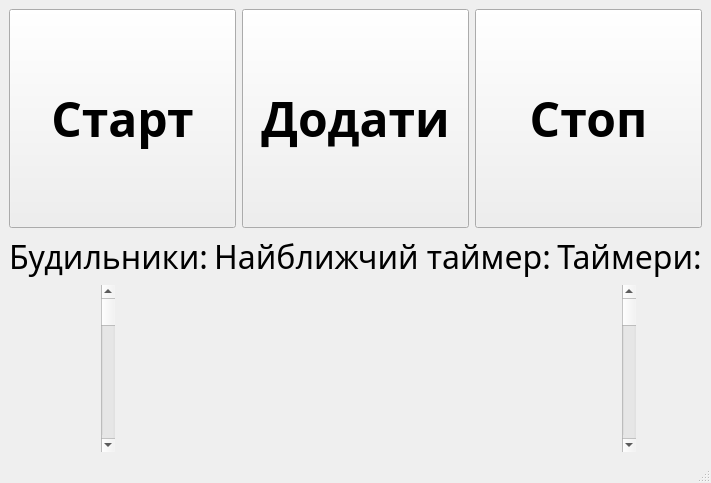
Before: the Qt Designer form 3 semester/OOOPLab2/mainwindow.ui in NaturalStupidlty/uni, drawn with Qt 5.
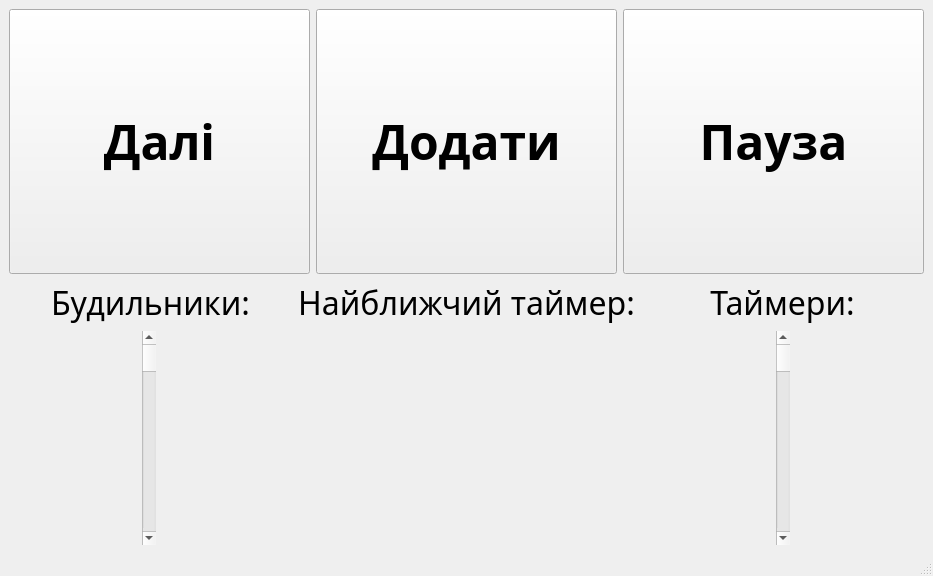
After: the same form once the commit is applied.

Commit message: trying to add multiple timers

```diff
--- a/3 semester/OOOPLab2/mainwindow.ui
+++ b/3 semester/OOOPLab2/mainwindow.ui
@@ -6,8 +6,8 @@
    <rect>
     <x>0</x>
     <y>0</y>
-    <width>705</width>
-    <height>483</height>
+    <width>933</width>
+    <height>576</height>
    </rect>
   </property>
   <property name="windowTitle">
@@ -35,7 +35,7 @@
            </font>
           </property>
           <property name="text">
-           <string>Старт</string>
+           <string>Далі</string>
           </property>
          </widget>
         </item>
@@ -75,7 +75,7 @@
            </font>
           </property>
           <property name="text">
-           <string>Стоп</string>
+           <string>Пауза</string>
           </property>
          </widget>
         </item>
@@ -84,7 +84,12 @@
       <item>
        <layout class="QHBoxLayout" name="Timers">
         <item>
-         <layout class="QVBoxLayout" name="Alarms">
+         <layout class="QVBoxLayout" name="verticalLayout_2">
+          <item>
+           <layout class="QHBoxLayout" name="horizontalLayout_4">
+            <property name="sizeConstraint">
+             <enum>QLayout::SetMinimumSize</enum>
+            </property>
           <item>
            <widget class="QLabel" name="alarms">
             <property name="sizePolicy">
@@ -108,21 +113,6 @@
            </widget>
           </item>
           <item>
-           <layout class="QHBoxLayout" name="alarmsList">
-            <item>
-             <widget class="QScrollBar" name="verticalScrollBar">
-              <property name="orientation">
-               <enum>Qt::Vertical</enum>
-              </property>
-             </widget>
-            </item>
-           </layout>
-          </item>
-         </layout>
-        </item>
-        <item>
-         <layout class="QVBoxLayout" name="nearestTimer">
-          <item>
            <widget class="QLabel" name="nearestTimerText">
             <property name="sizePolicy">
              <sizepolicy hsizetype="Preferred" vsizetype="Maximum">
@@ -145,13 +135,78 @@
            </widget>
           </item>
           <item>
+             <widget class="QLabel" name="timers">
+              <property name="sizePolicy">
+               <sizepolicy hsizetype="Preferred" vsizetype="Maximum">
+                <horstretch>0</horstretch>
+                <verstretch>0</verstretch>
+               </sizepolicy>
+              </property>
+              <property name="font">
+               <font>
+                <family>Montserrat</family>
+                <pointsize>24</pointsize>
+               </font>
+              </property>
+              <property name="text">
+               <string>Таймери:</string>
+              </property>
+              <property name="alignment">
+               <set>Qt::AlignCenter</set>
+              </property>
+             </widget>
+            </item>
+           </layout>
+          </item>
+          <item>
+           <layout class="QHBoxLayout" name="horizontalLayout">
+            <item>
+             <layout class="QVBoxLayout" name="Alarms" stretch="0">
+              <property name="sizeConstraint">
+               <enum>QLayout::SetDefaultConstraint</enum>
+              </property>
+              <property name="rightMargin">
+               <number>20</number>
+              </property>
+              <item>
+               <layout class="QHBoxLayout" name="alarmsBox">
+                <property name="sizeConstraint">
+                 <enum>QLayout::SetDefaultConstraint</enum>
+                </property>
+                <item>
+                 <layout class="QVBoxLayout" name="alarmsList"/>
+                </item>
+                <item>
+                 <widget class="QScrollBar" name="verticalScrollBar">
+                  <property name="orientation">
+                   <enum>Qt::Vertical</enum>
+                  </property>
+                 </widget>
+                </item>
+               </layout>
+              </item>
+             </layout>
+            </item>
+            <item>
+             <layout class="QVBoxLayout" name="nearestTimer">
+              <item>
            <widget class="QLabel" name="timerTime">
+                <property name="minimumSize">
+                 <size>
+                  <width>0</width>
+                  <height>0</height>
+                 </size>
+                </property>
             <property name="font">
              <font>
               <family>JetBrains Mono NL</family>
               <pointsize>64</pointsize>
-             </font>
-            </property>
+                  <stylestrategy>PreferAntialias</stylestrategy>
+                 </font>
+                </property>
+                <property name="focusPolicy">
+                 <enum>Qt::NoFocus</enum>
+                </property>
             <property name="text">
              <string/>
             </property>
@@ -164,30 +219,14 @@
         </item>
         <item>
          <layout class="QVBoxLayout" name="regularTimers">
-          <item>
-           <widget class="QLabel" name="timers">
-            <property name="sizePolicy">
-             <sizepolicy hsizetype="Preferred" vsizetype="Maximum">
-              <horstretch>0</horstretch>
-              <verstretch>0</verstretch>
-             </sizepolicy>
-            </property>
-            <property name="font">
-             <font>
-              <family>Montserrat</family>
-              <pointsize>24</pointsize>
-             </font>
-            </property>
-            <property name="text">
-             <string>Таймери:</string>
-            </property>
-            <property name="alignment">
-             <set>Qt::AlignCenter</set>
-            </property>
-           </widget>
-          </item>
-          <item>
-           <layout class="QHBoxLayout" name="regularTimersList">
+              <property name="leftMargin">
+               <number>20</number>
+              </property>
+              <item>
+               <layout class="QHBoxLayout" name="regularTimersBox">
+                <item>
+                 <layout class="QVBoxLayout" name="regularTimersList"/>
+                </item>
             <item>
              <widget class="QScrollBar" name="verticalScrollBar_2">
               <property name="orientation">
@@ -204,14 +243,18 @@
      </layout>
     </item>
    </layout>
+      </item>
+     </layout>
+    </item>
+   </layout>
   </widget>
   <widget class="QMenuBar" name="menubar">
    <property name="geometry">
     <rect>
      <x>0</x>
      <y>0</y>
-     <width>705</width>
-     <height>24</height>
+     <width>933</width>
+     <height>22</height>
     </rect>
    </property>
   </widget>
```
Lines whose indentation alone changed are shown as unchanged. The commit also changes 10 other files.
